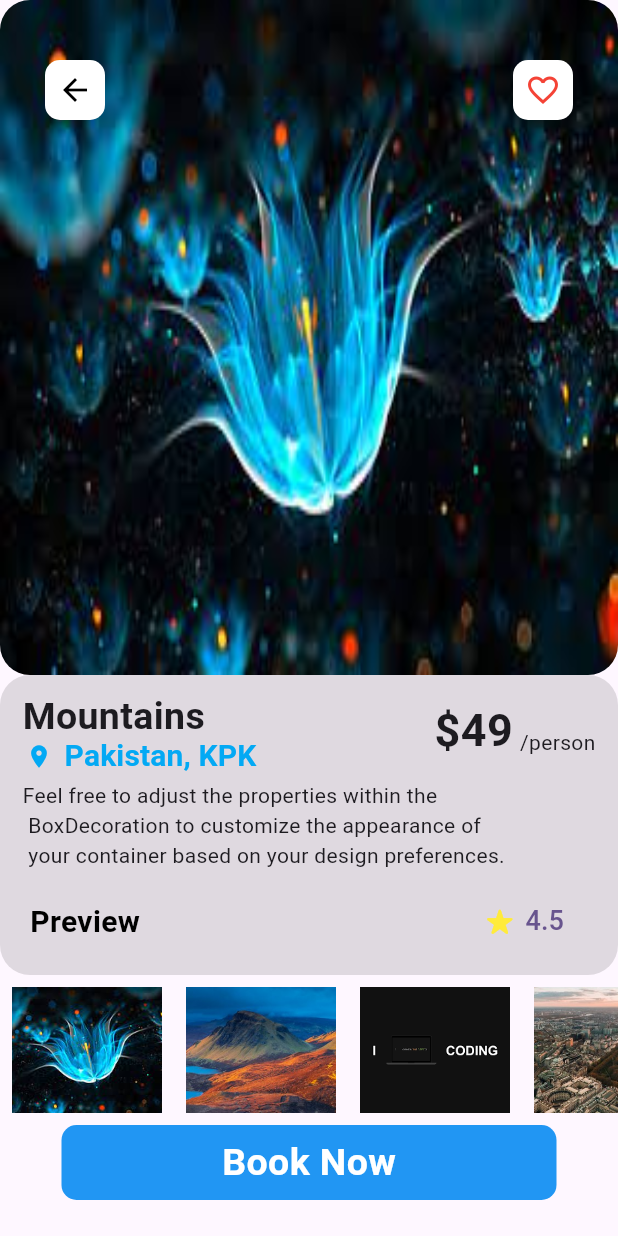
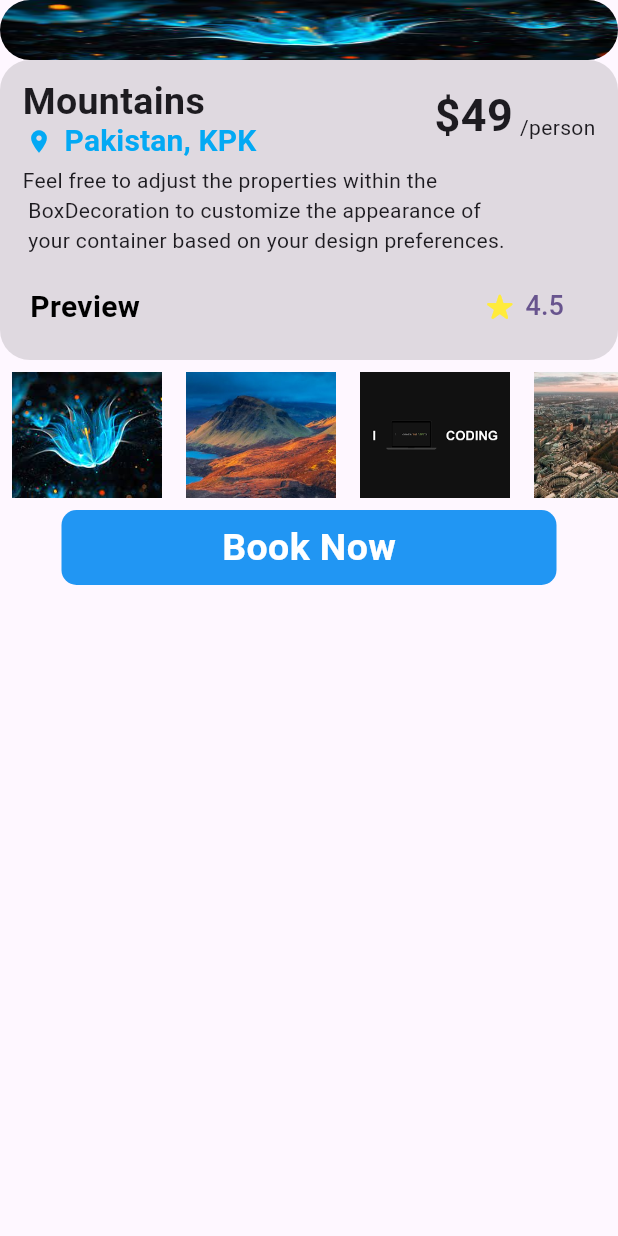
Before and after one commit to Ahmad-Skyward/hivve, a Flutter app: the DetailsScreen screen opened by its route, on a phone screen of 412 x 824 dp. Run offline on Flutter 3.47's test engine with Material 3 defaults, Android fonts, the light colour scheme and no system bars; our stand-ins replace animated_text_kit, get, hive, hive_flutter, image_picker; accounts and stored records are empty.

Commit message:
new page

```diff
--- a/lib/ui/details_screen.dart
+++ b/lib/ui/details_screen.dart
@@ -29,7 +29,7 @@ class _DetailsScreenState extends State<DetailsScreen> {
           children: [
             SizedBox(
               width: double.infinity,
-              height: 450,
+              height: 40,
               child: Container(
                 width: double.infinity,
                 decoration: BoxDecoration(
```
